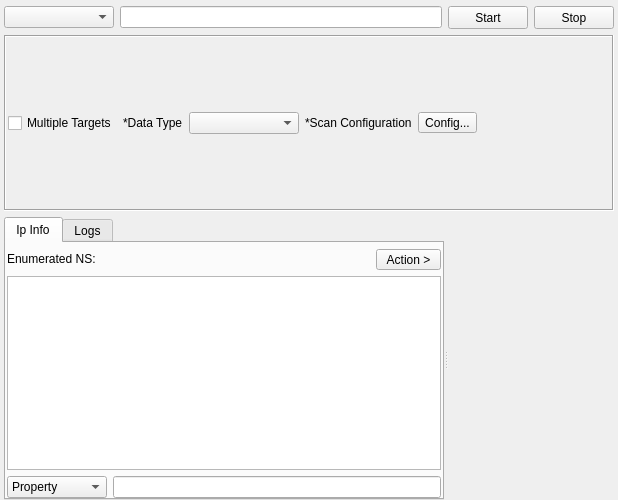
Old version of the form sub3suite/src/tools/ns/NSTool.ui in the repository 3nock/OTE.
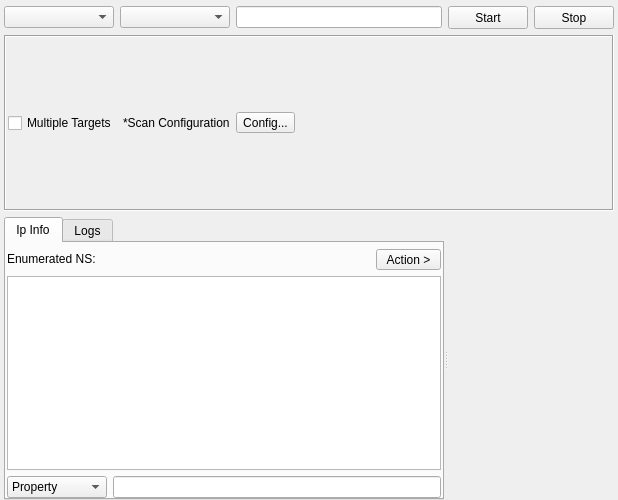
New version of the form. Custom widgets are drawn as their Qt base class.

Patch:
```diff
--- a/sub3suite/src/tools/ns/NSTool.ui
+++ b/sub3suite/src/tools/ns/NSTool.ui
@@ -38,6 +38,16 @@
        </property>
       </widget>
      </item>
+     <item>
+      <widget class="QComboBox" name="comboBoxOption">
+       <property name="minimumSize">
+        <size>
+         <width>110</width>
+         <height>0</height>
+        </size>
+       </property>
+      </widget>
+     </item>
      <item>
       <widget class="QLineEdit" name="lineEditTarget"/>
      </item>
@@ -103,23 +113,6 @@
         </property>
        </widget>
       </item>
-      <item>
-       <widget class="QLabel" name="label">
-        <property name="text">
-         <string>*Data Type</string>
-        </property>
-       </widget>
-      </item>
-      <item>
-       <widget class="QComboBox" name="comboBoxOption">
-        <property name="minimumSize">
-         <size>
-          <width>110</width>
-          <height>0</height>
-         </size>
-        </property>
-       </widget>
-      </item>
       <item>
        <widget class="QLabel" name="label_2">
         <property name="text">
```
Left out of the diff: 4 changed lines with no effect on the pictures.
